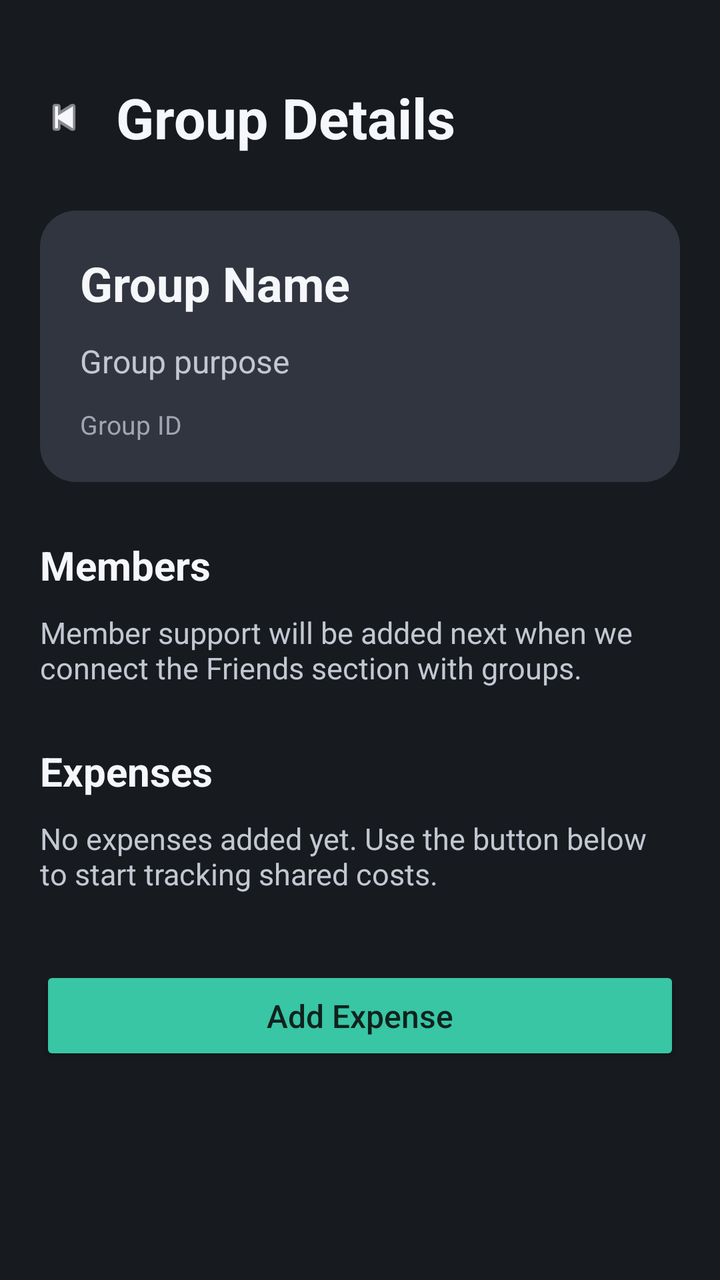
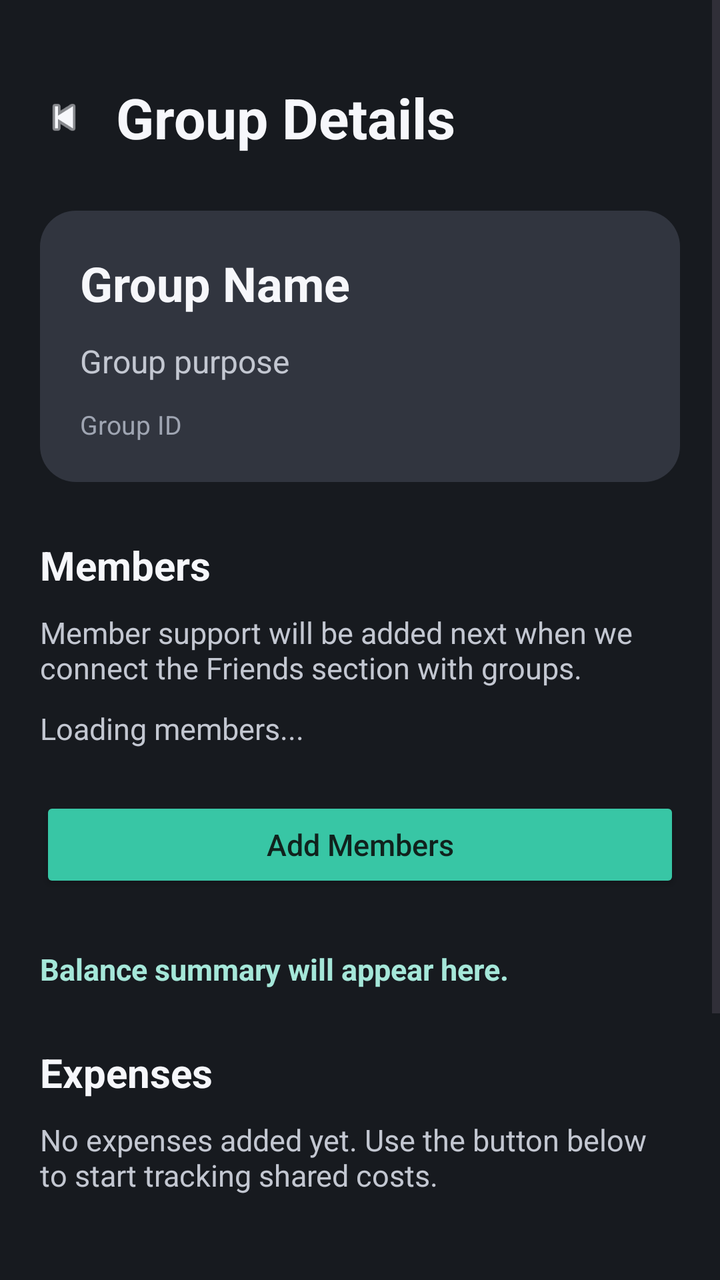

Before-and-after screenshots of an Android layout around one commit, followed by the original layout XML and the change that was made.
<!-- AndroidManifest.xml: application theme Theme.MyApplication -->
<!-- res/layout/activity_group_details.xml -->
<?xml version="1.0" encoding="utf-8"?>
<ScrollView xmlns:android="http://schemas.android.com/apk/res/android"
    android:layout_width="match_parent"
    android:layout_height="match_parent"
    android:background="@color/app_background"
    android:clipToPadding="false"
    android:fillViewport="true">

    <LinearLayout
        android:layout_width="match_parent"
        android:layout_height="wrap_content"
        android:orientation="vertical"
        android:paddingStart="20dp"
        android:paddingTop="40dp"
        android:paddingEnd="20dp"
        android:paddingBottom="32dp">

        <LinearLayout
            android:layout_width="match_parent"
            android:layout_height="wrap_content"
            android:gravity="center_vertical"
            android:orientation="horizontal">

            <ImageView
                android:id="@+id/imageViewBackGroupDetails"
                android:layout_width="24dp"
                android:layout_height="24dp"
                android:src="@android:drawable/ic_media_previous"
                android:tint="@color/text_primary" />

            <TextView
                android:layout_width="wrap_content"
                android:layout_height="wrap_content"
                android:layout_marginStart="14dp"
                android:text="Group Details"
                android:textColor="@color/text_primary"
                android:textSize="28sp"
                android:textStyle="bold" />
        </LinearLayout>

        <LinearLayout
            android:layout_width="match_parent"
            android:layout_height="wrap_content"
            android:layout_marginTop="28dp"
            android:background="@drawable/bg_message_card"
            android:orientation="vertical"
            android:padding="20dp">

            <TextView
                android:id="@+id/textViewGroupTitle"
                android:layout_width="match_parent"
                android:layout_height="wrap_content"
                android:text="Group Name"
                android:textColor="@color/text_primary"
                android:textSize="24sp"
                android:textStyle="bold" />

            <TextView
                android:id="@+id/textViewGroupPurpose"
                android:layout_width="match_parent"
                android:layout_height="wrap_content"
                android:layout_marginTop="12dp"
                android:text="Group purpose"
                android:textColor="@color/text_secondary"
                android:textSize="16sp" />

            <TextView
                android:id="@+id/textViewGroupId"
                android:layout_width="match_parent"
                android:layout_height="wrap_content"
                android:layout_marginTop="12dp"
                android:text="Group ID"
                android:textColor="@color/text_muted"
                android:textSize="13sp" />
        </LinearLayout>

        <TextView
            android:layout_width="match_parent"
            android:layout_height="wrap_content"
            android:layout_marginTop="28dp"
            android:text="Members"
            android:textColor="@color/text_primary"
            android:textSize="20sp"
            android:textStyle="bold" />

        <TextView
            android:layout_width="match_parent"
            android:layout_height="wrap_content"
            android:layout_marginTop="10dp"
            android:text="Member support will be added next when we connect the Friends section with groups."
            android:textColor="@color/text_secondary"
            android:textSize="15sp" />

        <TextView
            android:layout_width="match_parent"
            android:layout_height="wrap_content"
            android:layout_marginTop="28dp"
            android:text="Expenses"
            android:textColor="@color/text_primary"
            android:textSize="20sp"
            android:textStyle="bold" />

        <TextView
            android:id="@+id/textViewExpensesStatus"
            android:layout_width="match_parent"
            android:layout_height="wrap_content"
            android:layout_marginTop="10dp"
            android:text="No expenses added yet. Use the button below to start tracking shared costs."
            android:textColor="@color/text_secondary"
            android:textSize="15sp" />

        <LinearLayout
            android:id="@+id/layoutExpensesContainer"
            android:layout_width="match_parent"
            android:layout_height="wrap_content"
            android:layout_marginTop="8dp"
            android:orientation="vertical" />

        <Button
            android:id="@+id/buttonAddExpenseFromGroup"
            android:layout_width="match_parent"
            android:layout_height="wrap_content"
            android:layout_marginTop="28dp"
            android:backgroundTint="@color/accent_green"
            android:paddingVertical="14dp"
            android:text="Add Expense"
            android:textAllCaps="false"
            android:textColor="@color/button_text_dark"
            android:textSize="16sp" />

    </LinearLayout>

</ScrollView>
<!-- resources referenced by this layout -->
<resources>
  <color name="accent_green">#FF38C6A5</color>
  <color name="app_background">#171A1F</color>
  <color name="button_text_dark">#FF10221D</color>
  <color name="text_muted">#FF9FA5B2</color>
  <color name="text_primary">#FFF6F7FB</color>
  <color name="text_secondary">#FFC3C7D1</color>
  <!-- drawable bg_message_card (drawable) -->
  <?xml version="1.0" encoding="utf-8"?>
  <shape xmlns:android="http://schemas.android.com/apk/res/android">
      <solid android:color="@color/card_background" />
      <corners android:radius="18dp" />
  </shape>
  <style name="Theme.MyApplication" parent="Base.Theme.MyApplication" />
  <color name="card_background">#31353F</color>
  <style name="Base.Theme.MyApplication" parent="Theme.Material3.DayNight.NoActionBar">
          
          
      </style>
</resources>

<!-- the commit's change to res/layout/activity_group_details.xml (unified diff, before → after) -->
@@ -92,6 +92,44 @@
             android:textSize="15sp" />
 
         <TextView
+            android:id="@+id/textViewMembersStatus"
+            android:layout_width="match_parent"
+            android:layout_height="wrap_content"
+            android:layout_marginTop="10dp"
+            android:text="Loading members..."
+            android:textColor="@color/text_secondary"
+            android:textSize="15sp" />
+
+        <LinearLayout
+            android:id="@+id/layoutMembersContainer"
+            android:layout_width="match_parent"
+            android:layout_height="wrap_content"
+            android:layout_marginTop="8dp"
+            android:orientation="vertical" />
+
+        <Button
+            android:id="@+id/buttonAddMembersToGroup"
+            android:layout_width="match_parent"
+            android:layout_height="wrap_content"
+            android:layout_marginTop="16dp"
+            android:backgroundTint="@color/accent_green"
+            android:paddingVertical="12dp"
+            android:text="Add Members"
+            android:textAllCaps="false"
+            android:textColor="@color/button_text_dark"
+            android:textSize="15sp" />
+
+        <TextView
+            android:id="@+id/textViewBalanceSummary"
+            android:layout_width="match_parent"
+            android:layout_height="wrap_content"
+            android:layout_marginTop="28dp"
+            android:text="Balance summary will appear here."
+            android:textColor="@color/accent_green_soft"
+            android:textSize="15sp"
+            android:textStyle="bold" />
+
+        <TextView
             android:layout_width="match_parent"
             android:layout_height="wrap_content"
             android:layout_marginTop="28dp"
@@ -116,6 +154,31 @@
             android:layout_marginTop="8dp"
             android:orientation="vertical" />
 
+        <TextView
+            android:layout_width="match_parent"
+            android:layout_height="wrap_content"
+            android:layout_marginTop="28dp"
+            android:text="Balances"
+            android:textColor="@color/text_primary"
+            android:textSize="20sp"
+            android:textStyle="bold" />
+
+        <TextView
+            android:id="@+id/textViewBalancesStatus"
+            android:layout_width="match_parent"
+            android:layout_height="wrap_content"
+            android:layout_marginTop="10dp"
+            android:text="No balances available yet."
+            android:textColor="@color/text_secondary"
+            android:textSize="15sp" />
+
+        <LinearLayout
+            android:id="@+id/layoutBalancesContainer"
+            android:layout_width="match_parent"
+            android:layout_height="wrap_content"
+            android:layout_marginTop="8dp"
+            android:orientation="vertical" />
+
         <Button
             android:id="@+id/buttonAddExpenseFromGroup"
             android:layout_width="match_parent"
<!-- resource entries referenced after the edit -->
@@ -1,6 +1,7 @@
 <!-- resources referenced by this layout -->
 <resources>
   <color name="accent_green">#FF38C6A5</color>
+  <color name="accent_green_soft">#FFA5E7D9</color>
   <color name="app_background">#171A1F</color>
   <color name="button_text_dark">#FF10221D</color>
   <color name="text_muted">#FF9FA5B2</color>
